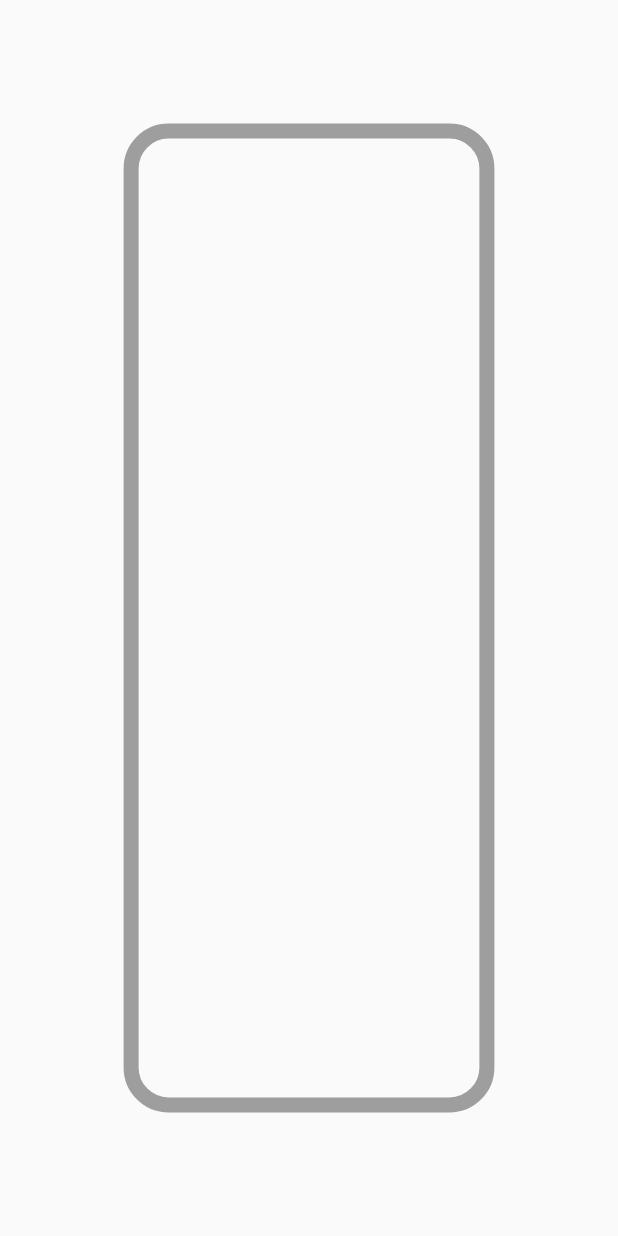
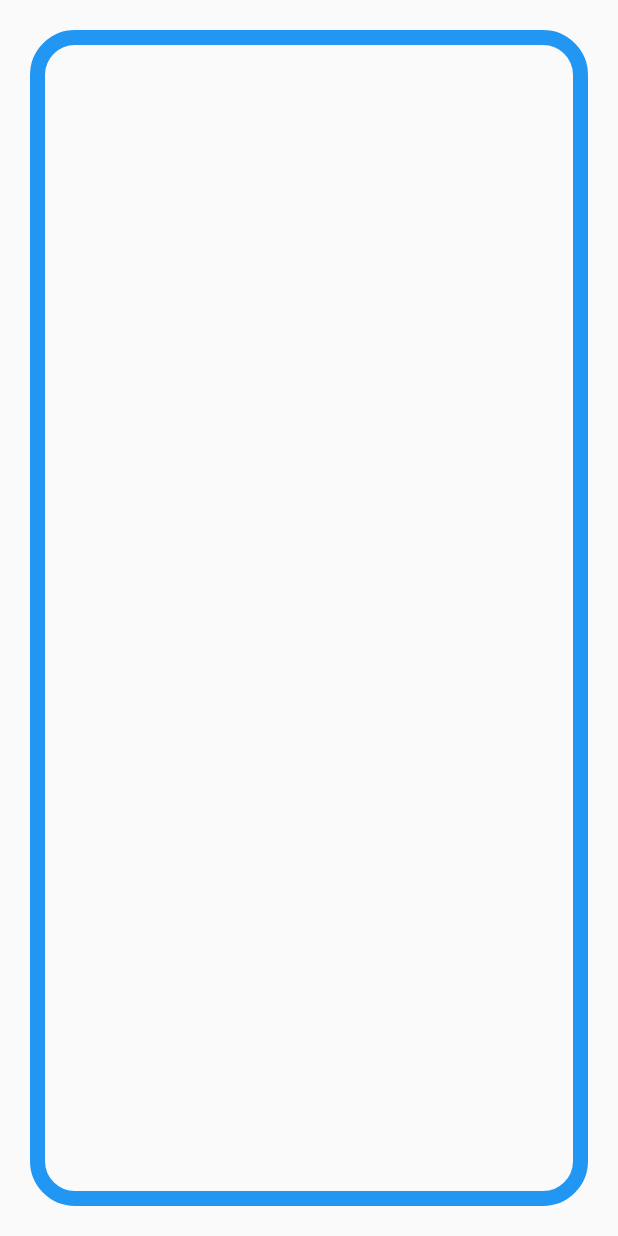
Before and after one commit to littleironical/My_First_Website, a Flutter app: the screen it shows after launch, on a phone screen of 412 x 824 dp. Run offline on Flutter 3.47's test engine with Material 2 defaults, Android fonts, the phone set to English and light mode, and no system bars.

```diff
--- a/lib/main.dart
+++ b/lib/main.dart
@@ -2,25 +2,26 @@ import 'package:flutter/material.dart';
 
 void main() => runApp(MyApp());
 
-var height, width;
+// var height, width;
 
 class MyApp extends StatelessWidget {
   @override
   Widget build(BuildContext context) {
-    height = MediaQuery.of(context).size.height;
-    width = MediaQuery.of(context).size.width;
+    // height = MediaQuery.of(context).size.height;
+    // width = MediaQuery.of(context).size.width;
     return MaterialApp(
+      debugShowCheckedModeBanner: false,
       theme: ThemeData(
         accentColor: Colors.white
       ),
       home: Scaffold(
         body: Padding(
-          padding: EdgeInsets.all(height*0.1),
+          padding: EdgeInsets.all(20.0),
           child: Container(
             decoration: BoxDecoration(
               borderRadius: BorderRadius.all(Radius.circular(30.0)),
               border: Border.all(
-                color: Colors.grey,
+                color: Colors.blue,
                 width: 10.0,
                 style: BorderStyle.solid,
               ),
```
